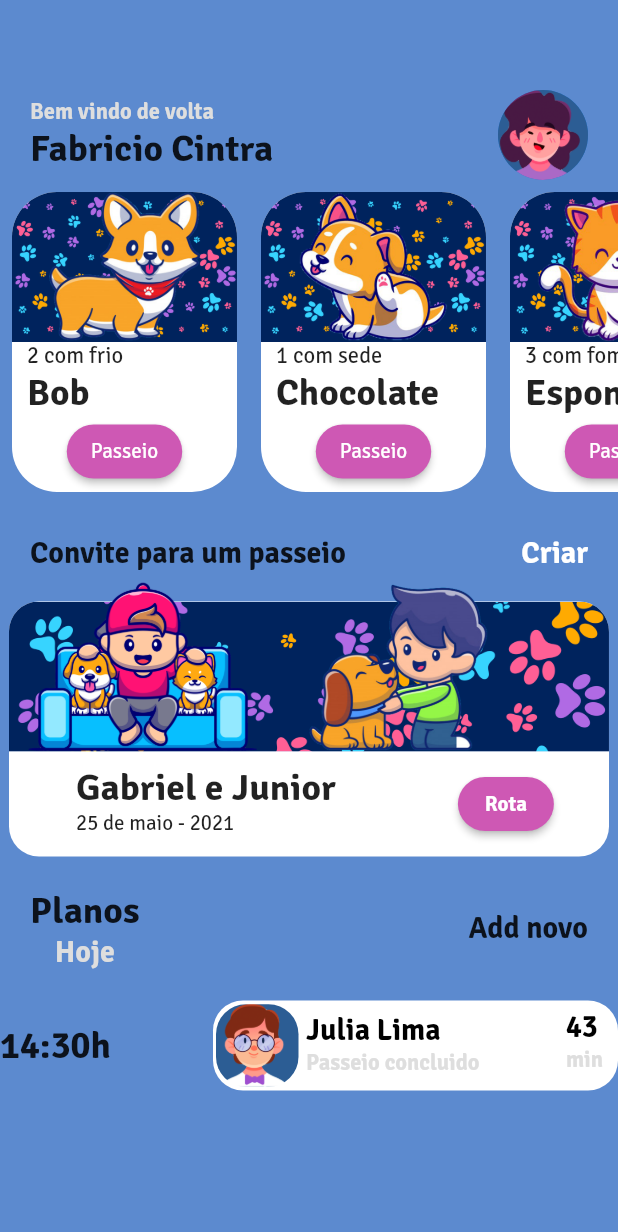
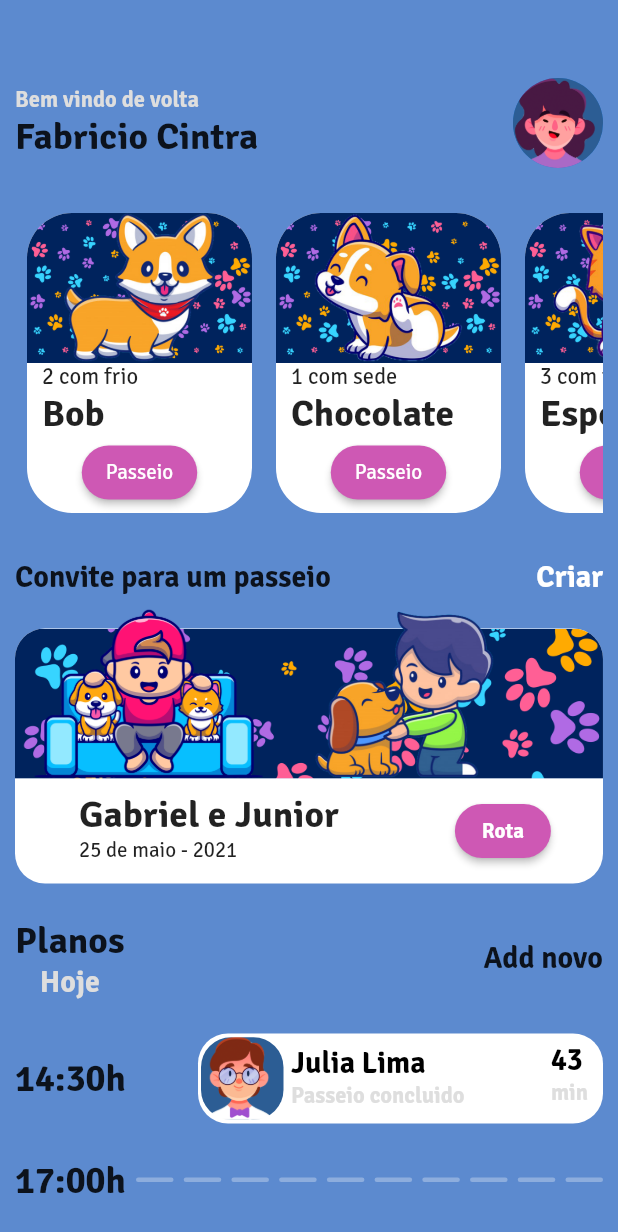
Before and after one commit to Anfacibry/beloPasseio, a Flutter app: the screen it shows after launch, on a phone screen of 412 x 824 dp. Shown: the top 1232 px of the screen. Run offline on Flutter 3.47's test engine with Material 2 defaults, Android fonts, the phone set to English and light mode, and no system bars.

Commit message:
atualiando main

```diff
--- a/lib/main.dart
+++ b/lib/main.dart
@@ -34,11 +34,14 @@ class _HomePrincipalState extends State<HomePrincipal> {
   @override
   Widget build(BuildContext context) {
     return Scaffold(
-      body: Column(
+      body: Padding(
+        padding: const EdgeInsets.only(right: 10, left: 10),
+        child: Column(
+          mainAxisAlignment: MainAxisAlignment.spaceEvenly,
           children: [
             //Padding que faz a saudação de boas vindas do usuário com a imagem ao lado
             Padding(
-            padding: const EdgeInsets.only(left: 20, top: 60, right: 20),
+              padding: const EdgeInsets.only(top: 30),
               child: Rows(
                 centro: false,
                 imagemTexto: false,
@@ -52,9 +55,7 @@ class _HomePrincipalState extends State<HomePrincipal> {
               ).rowTexto(),
             ),
             RolageListaAnimais(),
-          Padding(
-            padding: const EdgeInsets.all(20),
-            child: Rows(
+            Rows(
               centro: false,
               imagemTexto: true,
               doisTextos: false,
@@ -64,11 +65,8 @@ class _HomePrincipalState extends State<HomePrincipal> {
               tamanhoTextoSecundario2: 20,
               corTextoSecundario2: kCorNomeDaTelaIncial,
             ).rowTexto(),
-          ),
             MeninoSofa(),
-          Padding(
-            padding: const EdgeInsets.all(20),
-            child: Rows(
+            Rows(
               centro: true,
               imagemTexto: true,
               doisTextos: true,
@@ -80,9 +78,30 @@ class _HomePrincipalState extends State<HomePrincipal> {
               textoSecundario2: "Add novo",
               tamanhoTextoSecundario2: 20,
             ).rowTexto(),
+            ConteudoContainer(),
+            Row(
+              mainAxisAlignment: MainAxisAlignment.spaceBetween,
+              children: [
+                Rows(
+                  centro: false,
+                  imagemTexto: true,
+                  doisTextos: false,
+                  textoPrincipal: "17:00h",
+                  tamanhoTextoPrincipal: 25,
+                ).rowTexto(),
+                for (int a = 0; a < 10; a++)
+                  Container(
+                    height: 3,
+                    width: 25,
+                    decoration: BoxDecoration(
+                      borderRadius: BorderRadius.circular(10),
+                      color: Colors.white30,
                     ),
-          ConteudoContainer(),
+                  ),
               ],
+            ),
+          ],
+        ),
       ),
     );
   }
```
Lines whose indentation alone changed are shown as unchanged.
